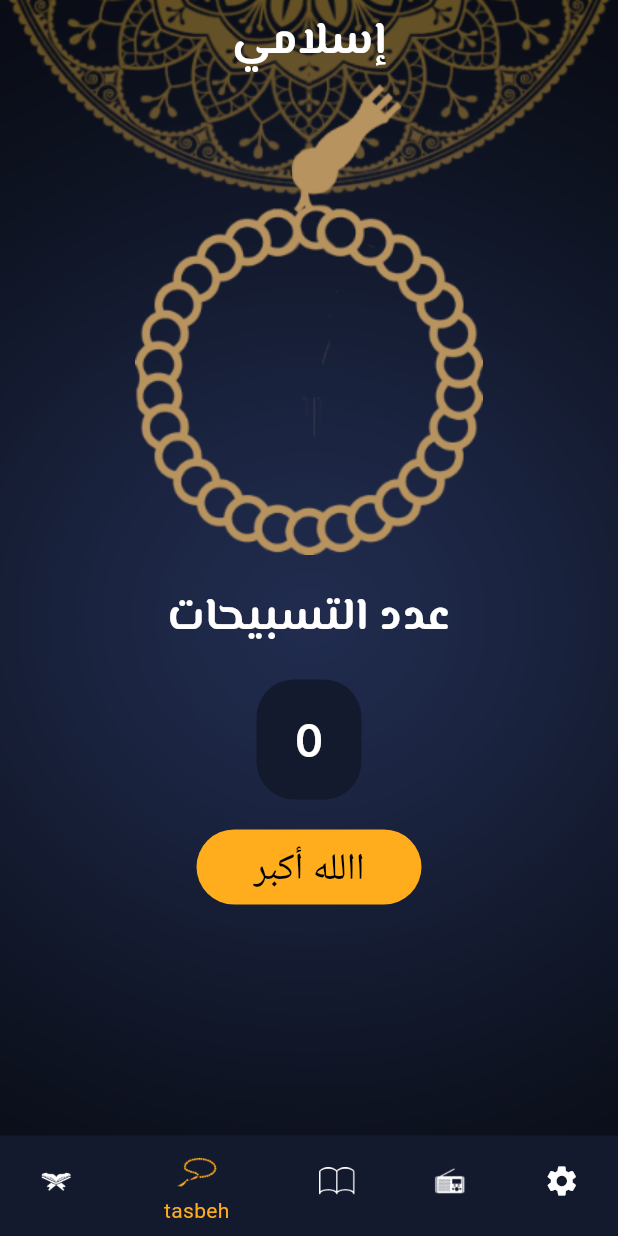
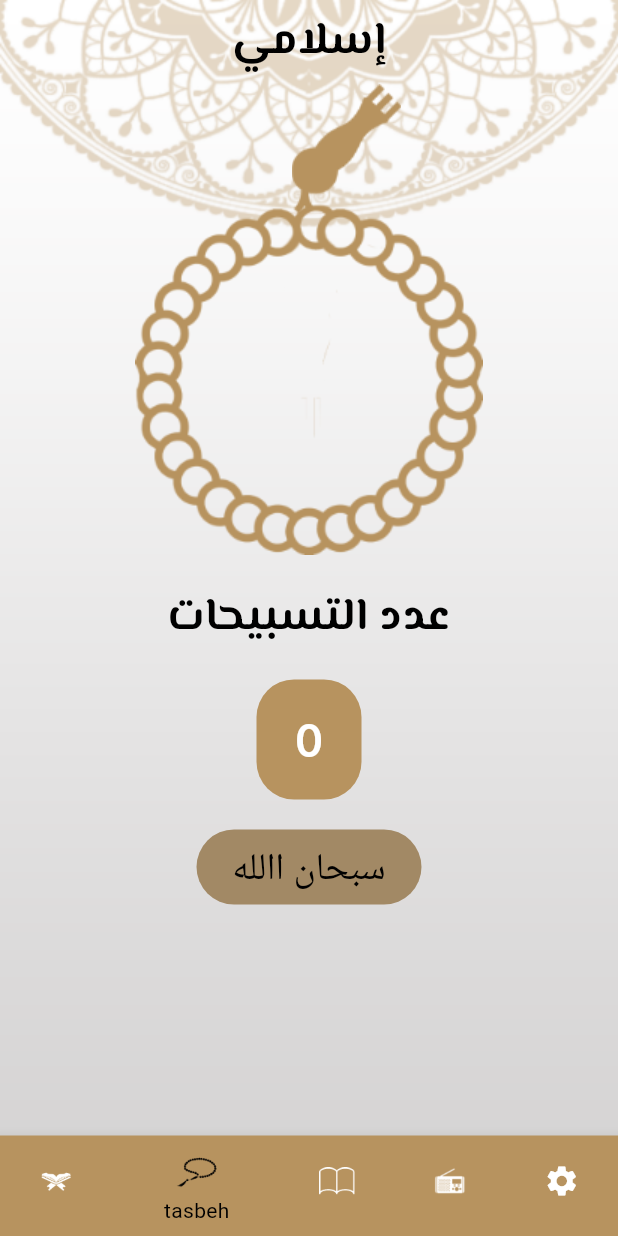
Before and after one commit to Abdalla-Eldaly/Islami, a Flutter app: the screen it shows after launch, item 2 of the bottom bar chosen, on a phone screen of 412 x 824 dp. Run offline on Flutter 3.47's test engine with Material 2 defaults, Android fonts, the phone set to English and light mode, and no system bars; our stand-ins replace google_fonts; Roboto replaces fonts that are missing (Lalezar).

Commit message:
+ setting edit

```diff
--- a/lib/main.dart
+++ b/lib/main.dart
@@ -26,8 +26,7 @@ class MyApp extends StatelessWidget {
       title: 'إسلامي',
       theme: MyThemData.LightThem,
       darkTheme: MyThemData.DarkThem,
-      themeMode:ThemeMode.dark ,
-
+      themeMode: ThemeMode.light,
     );
   }
 }
--- a/lib/ui/MyThemData/MyThemeData.dart
+++ b/lib/ui/MyThemData/MyThemeData.dart
@@ -1,7 +1,7 @@
 import 'package:flutter/material.dart';
 
 class MyThemData{
-  static bool isdark =true;
+  static bool isdark =false;
   static const Color lightprimary =Color(0xFFB7935F);
   static const Color secondaryprimary =Color(0xFFA28965);
   static const Color Onlightsecondaryprimary =Colors.black;
--- a/lib/ui/home/tasbeh/tasbeh.dart
+++ b/lib/ui/home/tasbeh/tasbeh.dart
@@ -7,13 +7,13 @@ class sebha extends StatefulWidget {
 }
 
 class _sebhaState extends State<sebha> {
-  List<String> tesbih = [ 'الله أكبر', 'الحمد لله','سبحان االله '];
+  List<String> tesbih = [ 'سبحان االله', 'الحمد لله','الله أكبر'];
 
   int numSebha = 0;
 
   int count = 1 ;
 
-  String nameSebha = 'االله أكبر';
+  String nameSebha = 'سبحان االله';
 
   double rotationAngle = 0.0;
 
```
Also changed, not shown: lib/ui/home/hadith/hadith.dart (+0 -17 lines).
